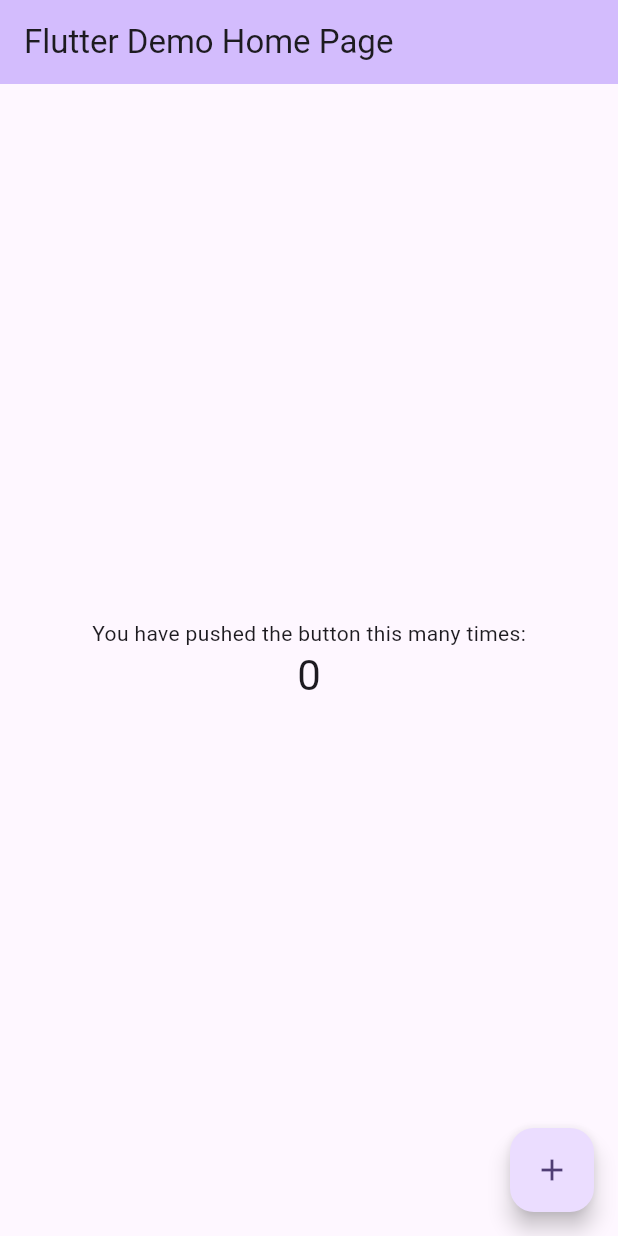
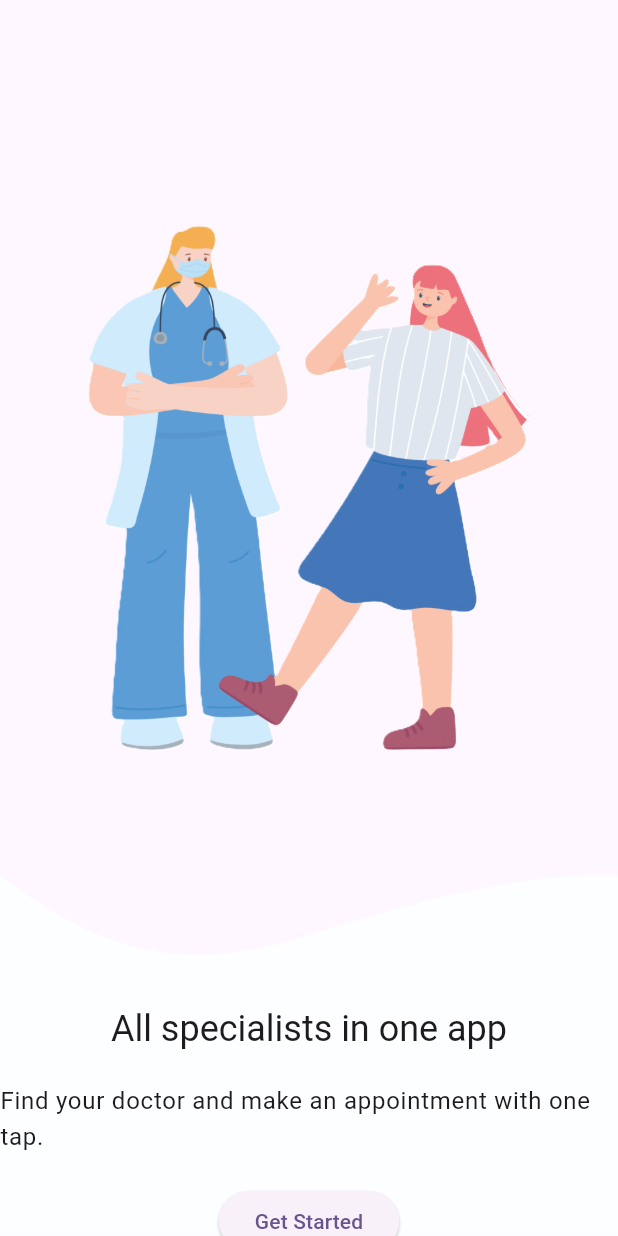
Before and after one commit to bens1001/medical_app_ui, a Flutter app: the screen it shows after launch, on a phone screen of 412 x 824 dp. Run offline on Flutter 3.47's test engine with Material 3 defaults, Android fonts, the phone set to English and light mode, and no system bars.

Commit message:
first version of onboarding page

```diff
--- a/lib/main.dart
+++ b/lib/main.dart
@@ -1,4 +1,5 @@
 import 'package:flutter/material.dart';
+import 'package:medical_app_ui/modules/onboarding/view.dart';
 
 void main() {
   runApp(const MyApp());
@@ -11,115 +12,13 @@
   @override
   Widget build(BuildContext context) {
     return MaterialApp(
+      debugShowCheckedModeBanner: false,
       title: 'Flutter Demo',
       theme: ThemeData(
-        // This is the theme of your application.
-        //
-        // TRY THIS: Try running your application with "flutter run". You'll see
-        // the application has a purple toolbar. Then, without quitting the app,
-        // try changing the seedColor in the colorScheme below to Colors.green
-        // and then invoke "hot reload" (save your changes or press the "hot
-        // reload" button in a Flutter-supported IDE, or press "r" if you used
-        // the command line to start the app).
-        //
-        // Notice that the counter didn't reset back to zero; the application
-        // state is not lost during the reload. To reset the state, use hot
-        // restart instead.
-        //
-        // This works for code too, not just values: Most code changes can be
-        // tested with just a hot reload.
         colorScheme: ColorScheme.fromSeed(seedColor: Colors.deepPurple),
         useMaterial3: true,
       ),
-      home: const MyHomePage(title: 'Flutter Demo Home Page'),
+      home: OnboardingScreen(),
     );
   }
 }
-
-class MyHomePage extends StatefulWidget {
-  const MyHomePage({super.key, required this.title});
-
-  // This widget is the home page of your application. It is stateful, meaning
-  // that it has a State object (defined below) that contains fields that affect
-  // how it looks.
-
-  // This class is the configuration for the state. It holds the values (in this
-  // case the title) provided by the parent (in this case the App widget) and
-  // used by the build method of the State. Fields in a Widget subclass are
-  // always marked "final".
-
-  final String title;
-
-  @override
-  State<MyHomePage> createState() => _MyHomePageState();
-}
-
-class _MyHomePageState extends State<MyHomePage> {
-  int _counter = 0;
-
-  void _incrementCounter() {
-    setState(() {
-      // This call to setState tells the Flutter framework that something has
-      // changed in this State, which causes it to rerun the build method below
-      // so that the display can reflect the updated values. If we changed
-      // _counter without calling setState(), then the build method would not be
-      // called again, and so nothing would appear to happen.
-      _counter++;
-    });
-  }
-
-  @override
-  Widget build(BuildContext context) {
-    // This method is rerun every time setState is called, for instance as done
-    // by the _incrementCounter method above.
-    //
-    // The Flutter framework has been optimized to make rerunning build methods
-    // fast, so that you can just rebuild anything that needs updating rather
-    // than having to individually change instances of widgets.
-    return Scaffold(
-      appBar: AppBar(
-        // TRY THIS: Try changing the color here to a specific color (to
-        // Colors.amber, perhaps?) and trigger a hot reload to see the AppBar
-        // change color while the other colors stay the same.
-        backgroundColor: Theme.of(context).colorScheme.inversePrimary,
-        // Here we take the value from the MyHomePage object that was created by
-        // the App.build method, and use it to set our appbar title.
-        title: Text(widget.title),
-      ),
-      body: Center(
-        // Center is a layout widget. It takes a single child and positions it
-        // in the middle of the parent.
-        child: Column(
-          // Column is also a layout widget. It takes a list of children and
-          // arranges them vertically. By default, it sizes itself to fit its
-          // children horizontally, and tries to be as tall as its parent.
-          //
-          // Column has various properties to control how it sizes itself and
-          // how it positions its children. Here we use mainAxisAlignment to
-          // center the children vertically; the main axis here is the vertical
-          // axis because Columns are vertical (the cross axis would be
-          // horizontal).
-          //
-          // TRY THIS: Invoke "debug painting" (choose the "Toggle Debug Paint"
-          // action in the IDE, or press "p" in the console), to see the
-          // wireframe for each widget.
-          mainAxisAlignment: MainAxisAlignment.center,
-          children: <Widget>[
-            const Text(
-              'You have pushed the button this many times:',
-            ),
-            Text(
-              '$_counter',
-              style: Theme.of(context).textTheme.headlineMedium,
-            ),
-          ],
-        ),
-      ),
-      floatingActionButton: FloatingActionButton(
-        onPressed: _incrementCounter,
-        tooltip: 'Increment',
-        child: const Icon(Icons.add),
-      ), // This trailing comma makes auto-formatting nicer for build methods.
-    );
-  }
-}
--- /dev/null
+++ b/lib/modules/home/view.dart
@@ -0,0 +1,15 @@
+import 'package:flutter/material.dart';
+
+class HomeScreen extends StatelessWidget {
+  @override
+  Widget build(BuildContext context) {
+    return Scaffold(
+      appBar: AppBar(
+        title: Text('Home'),
+      ),
+      body: Center(
+        child: Text('Home Screen'),
+      ),
+    );
+  }
+}
--- /dev/null
+++ b/lib/modules/onboarding/view.dart
@@ -0,0 +1,53 @@
+import 'package:flutter/material.dart';
+// import 'package:get/get.dart';
+
+class OnboardingScreen extends StatelessWidget {
+  const OnboardingScreen({super.key});
+  @override
+  Widget build(BuildContext context) {
+    return Scaffold(
+      body: Stack(
+        children: [
+          Image.asset(
+            'assets/images/background.png',
+            fit: BoxFit.cover,
+            height: double.infinity,
+            width: double.infinity,
+            alignment: Alignment.center,
+            color: Color.fromARGB(255, 252, 254, 255),
+          ),
+          Column(
+            mainAxisAlignment: MainAxisAlignment.end,
+            children: [
+              Image.asset(
+                'assets/images/doctor-1.png',
+                height: 650,
+                width: 650,
+              ),
+              const SizedBox(height: 20),
+              Text(
+                'All specialists in one app',
+                style: Theme.of(context).textTheme.headline5,
+                textAlign: TextAlign.start,
+              ),
+              const SizedBox(height: 20),
+              Text(
+                'Find your doctor and make an appointment with one tap.',
+                style: Theme.of(context).textTheme.bodyText1,
+                textAlign: TextAlign.start,
+              ),
+              const SizedBox(height: 20),
+              ElevatedButton(
+                onPressed: () {
+                  // Get.toNamed('/home');
+                },
+                child: const Text('Get Started'),
+              ),
+              const SizedBox(height: 20),
+            ],
+          ),
+        ],
+      ),
+    );
+  }
+}
--- a/pubspec.yaml
+++ b/pubspec.yaml
@@ -59,9 +59,9 @@
   uses-material-design: true
 
   # To add assets to your application, add an assets section, like this:
-  # assets:
-  #   - images/a_dot_burr.jpeg
-  #   - images/a_dot_ham.jpeg
+  assets:
+    - assets/images/
+    - assets/icons/
 
   # An image asset can refer to one or more resolution-specific "variants", see
   # https://flutter.dev/assets-and-images/#resolution-aware
```
Also changed, not shown: assets/images/background.png (added), assets/images/doctor-1.jpg (added), assets/images/doctor-1.png (added), assets/images/doctor-2.jpg (added), assets/images/doctor-2.png (added), lib/modules/home/binding.dart (added), lib/modules/home/controller.dart (added), lib/modules/onboarding/binding.dart (added), lib/modules/onboarding/controller.dart (added).
